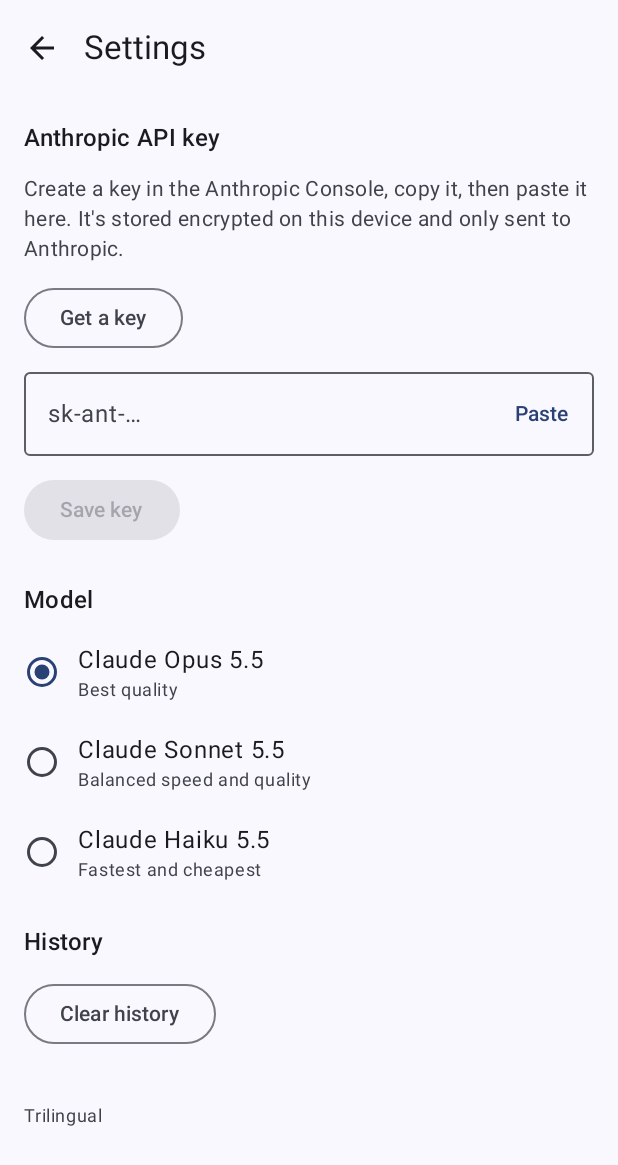
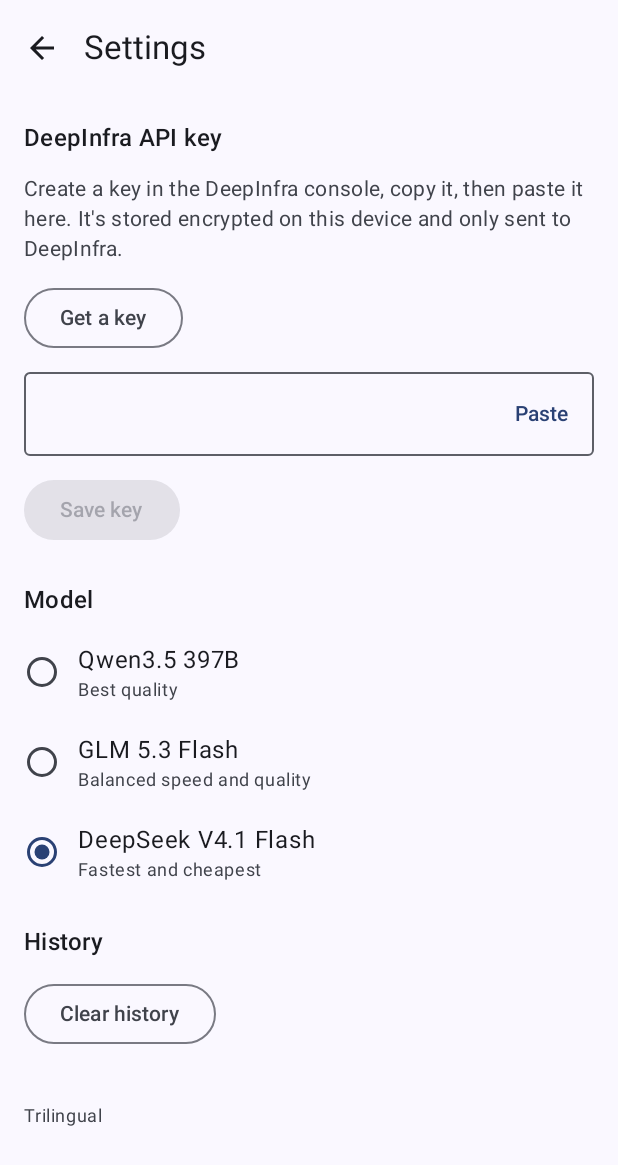
Before and after one commit to dfalling/trilingual, an Android app built with Jetpack Compose: the screen it shows after launch (MainActivity), after a tap on "Settings", on a phone screen of 412 x 824 dp. Shown: the top 1165 px of the screen. Run offline under Robolectric (Android 15) with nearby library versions, the phone set to English and light mode, and no system bars; our stand-ins replace Room's generated code.

Commit message:
Translate via DeepInfra instead of Anthropic

```diff
--- a/app/build.gradle.kts
+++ b/app/build.gradle.kts
@@ -102,7 +102,7 @@ dependencies {
     implementation(libs.androidx.datastore.preferences)
     implementation(libs.kotlinx.coroutines.android)
 
-    implementation(libs.anthropic.java)
+    implementation(libs.okhttp)
 
     testImplementation(libs.junit)
     // Android's org.json is a stub in local unit tests; use the real implementation.
--- a/app/src/main/java/com/dfalling/trilingual/data/ApiKeyCipher.kt
+++ b/app/src/main/java/com/dfalling/trilingual/data/ApiKeyCipher.kt
@@ -10,7 +10,7 @@ import javax.crypto.SecretKey
 import javax.crypto.spec.GCMParameterSpec
 
 /**
- * Encrypts the Anthropic API key at rest with an AES key that never leaves the
+ * Encrypts the provider API key at rest with an AES key that never leaves the
  * Android Keystore, so a copied preferences file is useless off the device.
  */
 object ApiKeyCipher {
--- a/app/src/main/java/com/dfalling/trilingual/data/SettingsRepository.kt
+++ b/app/src/main/java/com/dfalling/trilingual/data/SettingsRepository.kt
@@ -21,18 +21,22 @@ data class Settings(
     val targets: List<String> get() = languages - source
 }
 
-enum class ClaudeModel(
+/**
+ * The models offered in Settings, served by DeepInfra. Ids are DeepInfra model strings;
+ * a stored id from a version of the app that no longer knows it falls back to [default].
+ */
+enum class TranslateModel(
     val id: String,
     val label: String,
     @param:StringRes val blurb: Int,
 ) {
-    OPUS("claude-opus-5-5", "Claude Opus 5.5", R.string.model_opus_blurb),
-    SONNET("claude-sonnet-5-5", "Claude Sonnet 5.5", R.string.model_sonnet_blurb),
-    HAIKU("claude-haiku-5-5", "Claude Haiku 5.5", R.string.model_haiku_blurb),
+    QWEN("Qwen/Qwen3.5-397B-A17B", "Qwen3.5 397B", R.string.model_best_blurb),
+    GLM("zai-org/GLM-5.3-Flash", "GLM 5.3 Flash", R.string.model_balanced_blurb),
+    DEEPSEEK("deepseek-ai/DeepSeek-V4.1-Flash-1017", "DeepSeek V4.1 Flash", R.string.model_fast_blurb),
     ;
 
     companion object {
-        val default = OPUS
+        val default = DEEPSEEK
     }
 }
 
@@ -57,11 +61,16 @@ class SettingsRepository(
                     ?.takeIf { it.size >= 2 }
                     ?: Languages.defaultCodes
             val source = prefs[Keys.source]?.takeIf { it in languages } ?: languages.first()
+            // A stored model id this build doesn't know marks an install from before the
+            // DeepInfra switch, whose saved key belongs to the old provider: show the app as
+            // keyless so that key is never sent to the new one. Saving a new key overwrites it.
+            val migrated = prefs[Keys.model]?.let { id -> TranslateModel.entries.none { it.id == id } } == true
             Settings(
                 languages = languages,
                 source = source,
-                model = prefs[Keys.model] ?: ClaudeModel.default.id,
-                hasApiKey = prefs[Keys.apiKey] != null,
+                model = prefs[Keys.model]?.takeIf { id -> TranslateModel.entries.any { it.id == id } }
+                    ?: TranslateModel.default.id,
+                hasApiKey = prefs[Keys.apiKey] != null && !migrated,
             )
         }
 
--- a/app/src/main/java/com/dfalling/trilingual/ui/MainViewModel.kt
+++ b/app/src/main/java/com/dfalling/trilingual/ui/MainViewModel.kt
@@ -13,6 +13,7 @@ import com.dfalling.trilingual.TrilingualApp
 import com.dfalling.trilingual.UiText
 import com.dfalling.trilingual.data.Settings
 import com.dfalling.trilingual.data.SettingsRepository
+import com.dfalling.trilingual.data.TranslateModel
 import com.dfalling.trilingual.data.TranslationDao
 import com.dfalling.trilingual.data.TranslationEntry
 import com.dfalling.trilingual.translate.KeyCheck
@@ -144,7 +145,7 @@ class MainViewModel(
     var keyStatus by mutableStateOf<KeyStatus?>(null)
         private set
 
-    /** Checks [key] with Anthropic and saves it unless it's rejected. Calls [onSaved] once it's stored. */
+    /** Checks [key] with the provider and saves it unless it's rejected. Calls [onSaved] once it's stored. */
     fun saveApiKey(
         key: String,
         onSaved: () -> Unit,
@@ -154,7 +155,7 @@ class MainViewModel(
         keyStatus = KeyStatus.Checking
         viewModelScope.launch {
             keyStatus =
-                when (val check = translator.verifyKey(trimmed)) {
+                when (val check = translator.verifyKey(trimmed, settings.value?.model ?: TranslateModel.default.id)) {
                     KeyCheck.Valid -> {
                         settingsRepo.setApiKey(trimmed)
                         onSaved()
--- a/app/src/main/java/com/dfalling/trilingual/ui/SettingsScreen.kt
+++ b/app/src/main/java/com/dfalling/trilingual/ui/SettingsScreen.kt
@@ -49,9 +49,9 @@ import androidx.compose.ui.unit.dp
 import androidx.lifecycle.compose.collectAsStateWithLifecycle
 import com.dfalling.trilingual.BuildConfig
 import com.dfalling.trilingual.R
-import com.dfalling.trilingual.data.ClaudeModel
+import com.dfalling.trilingual.data.TranslateModel
 
-private const val API_KEYS_URL = "https://platform.claude.com/settings/keys"
+private const val API_KEYS_URL = "https://deepinfra.com/dash/keys"
 
 @OptIn(ExperimentalMaterial3Api::class)
 @Composable
@@ -105,7 +105,6 @@ fun SettingsScreen(
             OutlinedTextField(
                 value = keyDraft,
                 onValueChange = { keyDraft = it },
-                placeholder = { Text("sk-ant-…") },
                 singleLine = true,
                 enabled = !checking,
                 isError = keyStatus is KeyStatus.Error,
@@ -151,7 +150,7 @@ fun SettingsScreen(
             }
 
             Text(stringResource(R.string.model), style = MaterialTheme.typography.titleMedium, modifier = Modifier.padding(top = 12.dp))
-            ClaudeModel.entries.forEach { model ->
+            TranslateModel.entries.forEach { model ->
                 val selected = settings?.model == model.id
                 Row(
                     verticalAlignment = Alignment.CenterVertically,
--- a/app/src/main/res/values/strings.xml
+++ b/app/src/main/res/values/strings.xml
@@ -3,9 +3,9 @@
 
     <string name="settings">Settings</string>
     <string name="back">Back</string>
-    <string name="api_key_title">Anthropic API key</string>
+    <string name="api_key_title">DeepInfra API key</string>
     <string name="api_key_saved_hint">A key is saved, encrypted on this device. Enter a new one to replace it.</string>
-    <string name="api_key_missing_hint">Create a key in the Anthropic Console, copy it, then paste it here. It\'s stored encrypted on this device and only sent to Anthropic.</string>
+    <string name="api_key_missing_hint">Create a key in the DeepInfra console, copy it, then paste it here. It\'s stored encrypted on this device and only sent to DeepInfra.</string>
     <string name="get_a_key">Get a key</string>
     <string name="paste">Paste</string>
     <string name="checking_key">Checking key…</string>
@@ -30,27 +30,28 @@
     <string name="paste_and_translate">Paste and translate</string>
     <string name="translate">Translate</string>
     <string name="translating_to">Translating to %s…</string>
-    <string name="api_key_prompt">Trilingual uses your own Anthropic API key to translate.</string>
+    <string name="api_key_prompt">Trilingual uses your own DeepInfra API key to translate.</string>
     <string name="add_api_key">Add API key</string>
     <string name="language_picker_hint">Everything you write is translated into all the languages checked here.</string>
     <string name="search">Search</string>
-    <string name="model_opus_blurb">Best quality</string>
-    <string name="model_sonnet_blurb">Balanced speed and quality</string>
-    <string name="model_haiku_blurb">Fastest and cheapest</string>
+    <string name="model_best_blurb">Best quality</string>
+    <string name="model_balanced_blurb">Balanced speed and quality</string>
+    <string name="model_fast_blurb">Fastest and cheapest</string>
     <string name="min_two_languages">Keep at least two languages.</string>
     <string name="key_saved">Key works and is saved.</string>
     <string name="key_saved_unverified">Saved, but not verified. %s</string>
-    <string name="key_rejected">Anthropic rejected this key. Check that you copied all of it.</string>
+    <string name="key_rejected">DeepInfra rejected this key. Check that you copied all of it.</string>
     <string name="key_no_access">This key doesn\'t have API access.</string>
     <string name="key_check_error">The API returned an error (%d) while checking the key.</string>
-    <string name="key_check_unreachable">Couldn\'t reach Anthropic to check the key.</string>
-    <string name="error_no_key">Add your Anthropic API key in Settings.</string>
+    <string name="key_check_unreachable">Couldn\'t reach DeepInfra to check the key.</string>
+    <string name="error_no_key">Add your DeepInfra API key in Settings.</string>
     <string name="error_key_rejected">Your API key was rejected. Check it in Settings.</string>
     <string name="error_no_model_access">Your API key doesn\'t have access to %s.</string>
     <string name="error_rate_limited">Rate limited by the API. Try again in a moment.</string>
     <string name="error_api">The API returned an error (%d). Try again.</string>
+    <string name="error_no_credit">The DeepInfra account is out of credit. Top it up and try again.</string>
     <string name="error_network">Couldn\'t reach the API. Check your connection.</string>
-    <string name="error_refused">Claude declined to translate this text.</string>
+    <string name="error_refused">The model declined to translate this text.</string>
     <string name="error_too_long">That text is too long to translate in one go.</string>
     <string name="error_unreadable">Got an unreadable response. Try again.</string>
     <string name="error_missing_translation">No translation returned for %s.</string>
--- a/gradle/libs.versions.toml
+++ b/gradle/libs.versions.toml
@@ -9,7 +9,7 @@ lifecycle = "2.11.0"
 room = "2.8.5"
 datastore = "1.3.0"
 coroutines = "1.11.0"
-anthropic = "3.3.0"
+okhttp = "5.5.1"
 junit = "4.13.2"
 orgJson = "20260814"
 
@@ -29,7 +29,7 @@ androidx-room-ktx = { module = "androidx.room:room-ktx", version.ref = "room" }
 androidx-room-compiler = { module = "androidx.room:room-compiler", version.ref = "room" }
 androidx-datastore-preferences = { module = "androidx.datastore:datastore-preferences", version.ref = "datastore" }
 kotlinx-coroutines-android = { module = "org.jetbrains.kotlinx:kotlinx-coroutines-android", version.ref = "coroutines" }
-anthropic-java = { module = "com.anthropic:anthropic-java", version.ref = "anthropic" }
+okhttp = { module = "com.squareup.okhttp3:okhttp", version.ref = "okhttp" }
 junit = { module = "junit:junit", version.ref = "junit" }
 org-json = { module = "org.json:json", version.ref = "orgJson" }
 
```
Also changed, not shown: app/src/main/java/com/dfalling/trilingual/translate/Translator.kt (+178 -94 lines), 6 other files.
